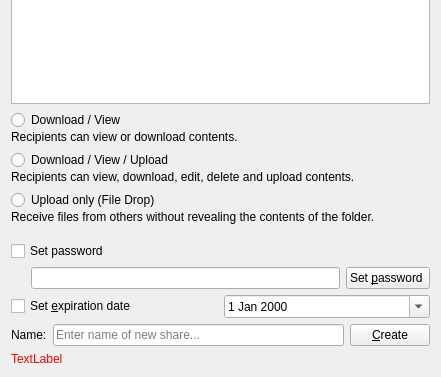
The window that src/gui/sharelinkwidget.ui (nextcloud/desktop) describes before a commit, drawn with Qt 5; both pictures show x 0 to 441 and y 191 to 568 of the 441 by 568 pixel window.
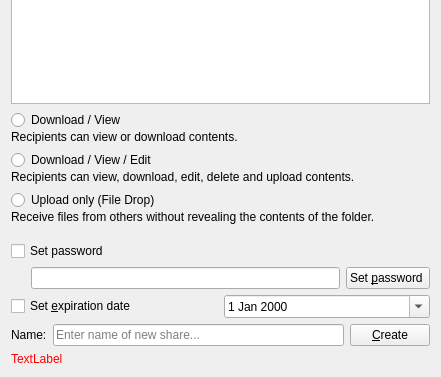
The same window after the commit.

Commit message:
Link shares: Rename permission
Renaming
 "Download / View / Upload"
to
 "Download / View / Edit"

for #7357 and owncloud/enterprise#3464

What changed in the file:
```diff
--- a/src/gui/sharelinkwidget.ui
+++ b/src/gui/sharelinkwidget.ui
@@ -234,7 +234,7 @@
          <item row="3" column="0">
           <widget class="QRadioButton" name="radio_readWrite">
            <property name="text">
-            <string>Download / View / Upload</string>
+            <string>Download / View / Edit</string>
            </property>
           </widget>
          </item>
```
